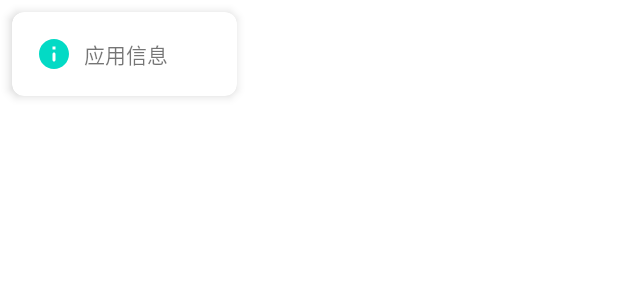
After one commit to h3110w0r1d-y/T9Launcher, an Android app: the layout layout_app_pop.xml on its own in the app's theme, with its tools: preview values and no code run, on a phone screen of 412 x 824 dp. The commit adds this screen. Shown: the top 300 px of the screen. Run offline under Robolectric (Android 15) with nearby library versions, the phone set to English and light mode, and no system bars.

Commit message:
:sparkles: 新增长按打开应用信息

```diff
--- /dev/null
+++ b/app/src/main/res/drawable/ic_info.xml
@@ -0,0 +1,5 @@
+<vector android:height="24dp" android:tint="#FFFFFF"
+    android:viewportHeight="24" android:viewportWidth="24"
+    android:width="24dp" xmlns:android="http://schemas.android.com/apk/res/android">
+    <path android:fillColor="@android:color/white" android:pathData="M12,2C6.48,2 2,6.48 2,12s4.48,10 10,10 10,-4.48 10,-10S17.52,2 12,2zM12,17c-0.55,0 -1,-0.45 -1,-1v-4c0,-0.55 0.45,-1 1,-1s1,0.45 1,1v4c0,0.55 -0.45,1 -1,1zM13,9h-2L11,7h2v2z"/>
+</vector>
--- /dev/null
+++ b/app/src/main/res/layout/layout_app_pop.xml
@@ -0,0 +1,37 @@
+<?xml version="1.0" encoding="utf-8"?>
+<FrameLayout xmlns:android="http://schemas.android.com/apk/res/android"
+	xmlns:app="http://schemas.android.com/apk/res-auto"
+	android:layout_width="wrap_content"
+	android:layout_height="wrap_content">
+
+	<androidx.cardview.widget.CardView
+		android:layout_width="wrap_content"
+		android:layout_height="wrap_content"
+		android:layout_margin="8dp"
+		android:longClickable="true"
+		app:cardCornerRadius="8dp"
+		app:cardElevation="4dp">
+
+		<LinearLayout
+			android:layout_width="wrap_content"
+			android:layout_height="wrap_content"
+			android:orientation="vertical">
+
+			<TextView
+				android:id="@+id/pop_app_info"
+				android:layout_width="wrap_content"
+				android:layout_height="wrap_content"
+				android:background="?attr/selectableItemBackground"
+				android:padding="16dp"
+				android:minWidth="150dp"
+				android:gravity="start|center"
+				android:text="应用信息"
+				android:drawablePadding="8dp"
+				app:drawableTint="?attr/colorAccent"
+				app:drawableLeftCompat="@drawable/ic_info" />
+
+		</LinearLayout>
+
+	</androidx.cardview.widget.CardView>
+
+</FrameLayout>
```
Also changed, not shown: app/src/main/java/com/h3110w0r1d/t9launcher/ui/MainActivity.java (+22 -3 lines), app/src/main/java/com/h3110w0r1d/t9launcher/widgets/AppListView.java (+36 -27 lines), app/src/main/java/com/h3110w0r1d/t9launcher/widgets/AppPopMenu.java (added, +63 -0 lines), 1 other file.
